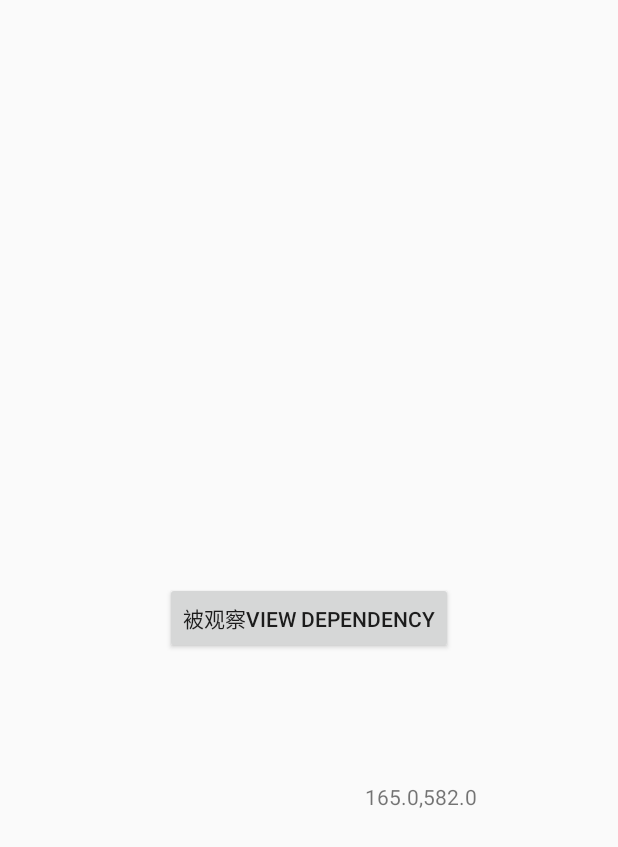
After one commit to githubwing/CustomBehavior, an Android app: the EasyBehaviorActivity screen opened directly, with no data from a screen before it, on a phone screen of 412 x 824 dp. The commit adds this screen. Shown: the top 847 px of the screen. Run offline under Robolectric (Android 15) with nearby library versions, the phone set to English and light mode, and no system bars.

Commit message:
add easy behavior

```diff
--- a/app/src/main/AndroidManifest.xml
+++ b/app/src/main/AndroidManifest.xml
@@ -15,6 +15,8 @@
         <category android:name="android.intent.category.LAUNCHER"/>
       </intent-filter>
     </activity>
+    <activity android:name=".EasyBehaviorActivity">
+    </activity>
   </application>
 
 </manifest>
--- /dev/null
+++ b/app/src/main/java/com/wingsofts/custombehavior/EasyBehavior.java
@@ -0,0 +1,35 @@
+package com.wingsofts.custombehavior;
+
+import android.content.Context;
+import android.support.design.widget.CoordinatorLayout;
+import android.util.AttributeSet;
+import android.util.Log;
+import android.view.View;
+import android.widget.Button;
+import android.widget.TextView;
+
+/**
+ * Created by wing on 16/8/23.
+ */
+public class EasyBehavior extends CoordinatorLayout.Behavior<TextView> {
+
+
+  public EasyBehavior(Context context, AttributeSet attrs) {
+    super(context, attrs);
+  }
+
+  @Override
+  public boolean layoutDependsOn(CoordinatorLayout parent, TextView child, View dependency) {
+    Log.e("wing","判断");
+    return dependency instanceof Button;
+  }
+
+  @Override
+  public boolean onDependentViewChanged(CoordinatorLayout parent, TextView child, View dependency) {
+    child.setX(dependency.getX()+200);
+    child.setY(dependency.getY()+200);
+    child.setText(dependency.getX()+","+dependency.getY());
+
+    return true;
+  }
+}
--- /dev/null
+++ b/app/src/main/java/com/wingsofts/custombehavior/EasyBehaviorActivity.java
@@ -0,0 +1,31 @@
+package com.wingsofts.custombehavior;
+
+import android.support.v7.app.AppCompatActivity;
+import android.os.Bundle;
+import android.view.MotionEvent;
+import android.view.View;
+
+public class EasyBehaviorActivity extends AppCompatActivity {
+  private int mBtnX;
+  private int mBtnY;
+  @Override protected void onCreate(Bundle savedInstanceState) {
+    super.onCreate(savedInstanceState);
+    setContentView(R.layout.activity_easy_behavior);
+    findViewById(R.id.btn).setOnTouchListener(new View.OnTouchListener() {
+      @Override public boolean onTouch(View v, MotionEvent event) {
+        switch (event.getAction()){
+
+          case MotionEvent.ACTION_MOVE:
+            v.setX(event.getRawX()-v.getWidth()/2);
+            v.setY(event.getRawY()-v.getHeight()/2);
+            break;
+        }
+        return false;
+      }
+    });
+
+
+
+
+  }
+}
--- a/app/src/main/java/com/wingsofts/custombehavior/MainActivity.java
+++ b/app/src/main/java/com/wingsofts/custombehavior/MainActivity.java
@@ -1,12 +1,19 @@
 package com.wingsofts.custombehavior;
 
+import android.content.Intent;
 import android.support.v7.app.AppCompatActivity;
 import android.os.Bundle;
+import android.view.View;
 
 public class MainActivity extends AppCompatActivity {
 
   @Override protected void onCreate(Bundle savedInstanceState) {
     super.onCreate(savedInstanceState);
     setContentView(R.layout.activity_main);
+    findViewById(R.id.iv_avatar).setOnClickListener(new View.OnClickListener() {
+      @Override public void onClick(View v) {
+        startActivity(new Intent(MainActivity.this,EasyBehaviorActivity.class));
+      }
+    });
   }
 }
--- /dev/null
+++ b/app/src/main/res/layout/activity_easy_behavior.xml
@@ -0,0 +1,22 @@
+<?xml version="1.0" encoding="utf-8"?>
+
+<android.support.design.widget.CoordinatorLayout
+    android:layout_width="match_parent"
+    android:layout_height="match_parent"
+    xmlns:android="http://schemas.android.com/apk/res/android"
+    xmlns:app="http://schemas.android.com/apk/res-auto"
+    >
+    <TextView
+        app:layout_behavior=".EasyBehavior"
+        android:layout_width="wrap_content"
+        android:layout_height="wrap_content"
+        android:text="观察者View child"
+        />
+    <Button
+        android:id="@+id/btn"
+        android:layout_width="wrap_content"
+        android:layout_height="wrap_content"
+        android:layout_gravity="center"
+        android:text="被观察View dependency"
+        />
+  </android.support.design.widget.CoordinatorLayout>
--- a/app/src/main/res/layout/activity_main.xml
+++ b/app/src/main/res/layout/activity_main.xml
@@ -68,6 +68,7 @@
   </android.support.v7.widget.Toolbar>
 
   <de.hdodenhof.circleimageview.CircleImageView
+      android:id= "@+id/iv_avatar"
       android:layout_width="@dimen/image_width"
       android:layout_height="@dimen/image_width"
       android:layout_gravity="center_horizontal"
--- /dev/null
+++ b/app/src/main/res/values/strings.xml
@@ -0,0 +1,2 @@
+<resources>
+</resources>
```
